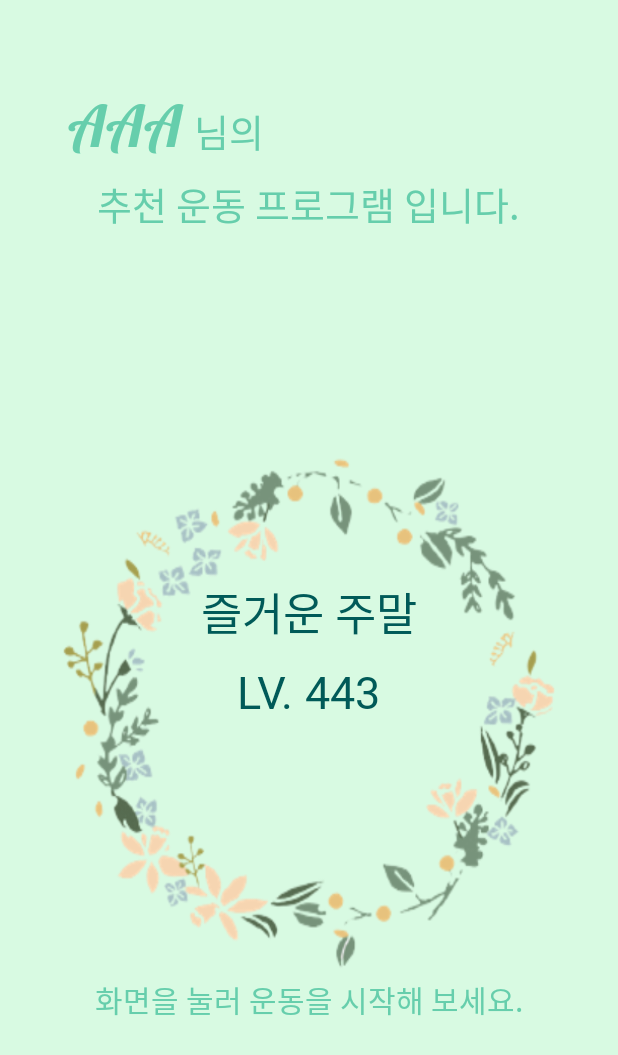
After one commit to Jaeuk1211/Seed-jumper, an Android app: the layout activity_recommend.xml on its own in the app's theme, with its tools: preview values and no code run, on a phone screen of 412 x 824 dp. The commit adds this screen. Shown: the top 1055 px of the screen. Run offline under Robolectric (Android 15) with nearby library versions, the phone set to English and light mode, and no system bars.

Commit message:
클리어 시 페이지 연결, recommendation 모드 추가

```diff
--- a/app/src/main/AndroidManifest.xml
+++ b/app/src/main/AndroidManifest.xml
@@ -40,6 +40,8 @@
         <activity android:name=".ExerciseSplash"/>
         <activity android:name=".challangeSplash"/>
         <activity android:name=".getNewItem"/>
+        <activity android:name=".recommendActivity"/>
+        <activity android:name=".clearStage"/>
 
     </application>
 
--- a/app/src/main/java/gachon/mpclass/seedjumper/ExerciseActivity.java
+++ b/app/src/main/java/gachon/mpclass/seedjumper/ExerciseActivity.java
@@ -203,5 +203,6 @@ public class ExerciseActivity extends AppCompatActivity {
             startActivity(intent);
             finish();
         }
+
     }
 }
--- a/app/src/main/java/gachon/mpclass/seedjumper/fragmentHome.java
+++ b/app/src/main/java/gachon/mpclass/seedjumper/fragmentHome.java
@@ -121,7 +121,7 @@ public class fragmentHome extends Fragment implements CircleProgressBar.Progress
             public void onClick(View view) {
                 if(exerciseTime > 0)
                 {
-                    Intent intent = new Intent(view.getContext(), challengeActivity.class);
+                    Intent intent = new Intent(view.getContext(), recommendActivity.class);
                     view.getContext().startActivity(intent);
                 }
                 else{
--- /dev/null
+++ b/app/src/main/res/layout/activity_recommend.xml
@@ -0,0 +1,102 @@
+<?xml version="1.0" encoding="utf-8"?>
+<LinearLayout
+    xmlns:android="http://schemas.android.com/apk/res/android"
+    android:layout_width="match_parent"
+    android:layout_height="match_parent"
+    android:orientation="vertical"
+    android:background="@drawable/recommend_background">
+
+
+    <LinearLayout
+        android:layout_width="wrap_content"
+        android:layout_height="wrap_content"
+        android:orientation="horizontal"
+        android:layout_marginTop="60dp">
+        <TextView
+            android:id="@+id/userId"
+            android:layout_width="wrap_content"
+            android:layout_height="wrap_content"
+            android:text="AAA "
+            android:textSize="38dp"
+            android:fontFamily="@font/lobster_regular"
+            android:textColor="#66CEAC"
+            android:layout_marginLeft="45dp"/>
+
+        <TextView
+            android:layout_width="wrap_content"
+            android:layout_height="wrap_content"
+            android:text="님의"
+            android:textSize="25dp"
+            android:fontFamily="@font/lobster_regular"
+            android:textColor="#66CEAC"/>
+
+    </LinearLayout>
+
+    <LinearLayout
+        android:layout_width="wrap_content"
+        android:layout_height="wrap_content"
+        android:layout_gravity="center">
+
+        <TextView
+            android:layout_width="wrap_content"
+            android:layout_height="wrap_content"
+            android:text="추천 운동 프로그램 입니다."
+            android:textSize="25dp"
+            android:fontFamily="@font/nanumsquareroundr"
+            android:textColor="#66CEAC"
+            android:layout_marginBottom="10dp"/>
+
+    </LinearLayout>
+
+    <LinearLayout
+        android:layout_marginTop= "220dp"
+        android:layout_width="match_parent"
+        android:layout_height="wrap_content"
+        android:gravity = "center"
+        android:orientation="vertical">
+
+        <TextView
+            android:id="@+id/genreName"
+            android:layout_width="wrap_content"
+            android:layout_height="wrap_content"
+            android:text="즐거운 주말"
+            android:textSize="30dp"
+            android:fontFamily="@font/han"
+            android:textColor="#005A58"
+            android:layout_marginBottom="10dp"/>
+        <LinearLayout
+            android:layout_width="wrap_content"
+            android:layout_height="wrap_content"
+            android:orientation="horizontal">
+            <TextView
+                android:layout_width="wrap_content"
+                android:layout_height="wrap_content"
+                android:text="LV. "
+                android:textSize="30dp"
+                android:fontFamily="@font/han"
+                android:textColor="#005A58" />
+            <TextView
+                android:id="@+id/levelInfo"
+                android:layout_width="wrap_content"
+                android:layout_height="wrap_content"
+                android:text="443"
+                android:textSize="30dp"
+                android:fontFamily="@font/han"
+                android:textColor="#005A58" />
+
+        </LinearLayout>
+
+
+    </LinearLayout>
+
+    <TextView
+        android:layout_gravity = "center"
+        android:layout_width="wrap_content"
+        android:layout_height="wrap_content"
+        android:text="화면을 눌러 운동을 시작해 보세요."
+        android:textSize="20dp"
+        android:fontFamily="@font/nanumsquareroundr"
+        android:textColor="#66CEAC"
+        android:layout_marginTop="170dp"/>
+
+</LinearLayout>
```
Also changed, not shown: app/src/main/java/gachon/mpclass/seedjumper/ProgressExerciseActivity.java (+8 -2 lines), app/src/main/java/gachon/mpclass/seedjumper/clearStage.java (added, +64 -0 lines), app/src/main/java/gachon/mpclass/seedjumper/gardenActivity.java (+0 -8 lines), app/src/main/java/gachon/mpclass/seedjumper/getNewItem.java (+30 -4 lines), app/src/main/java/gachon/mpclass/seedjumper/recommendActivity.java (added, +172 -0 lines), app/src/main/res/layout/activity_clear.xml (added, +40 -0 lines), app/src/main/res/drawable/recommend_background.png (added).
